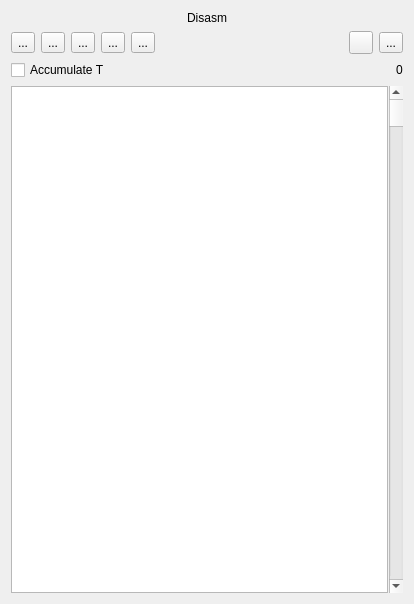
This is ui/dbgwidgets/form_disasm.ui in samstyle/Xpeccy as Qt 5 draws it before an edit. The edited form follows.
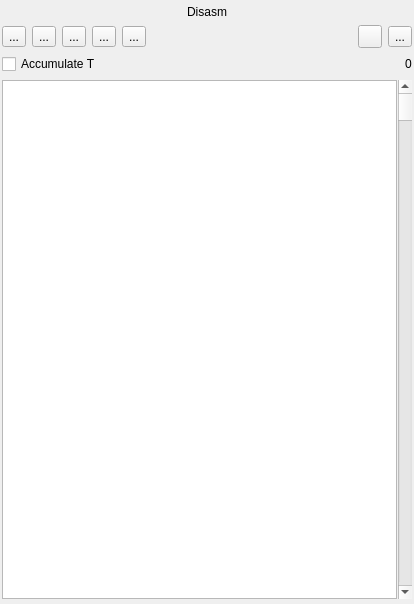
This is the edited form. Icons and pictures are not drawn. Custom widgets are drawn as their Qt base class.

```diff
--- a/ui/dbgwidgets/form_disasm.ui
+++ b/ui/dbgwidgets/form_disasm.ui
@@ -14,6 +14,18 @@
    <string>Form</string>
   </property>
   <layout class="QVBoxLayout" name="verticalLayout">
+   <property name="leftMargin">
+    <number>2</number>
+   </property>
+   <property name="topMargin">
+    <number>5</number>
+   </property>
+   <property name="rightMargin">
+    <number>2</number>
+   </property>
+   <property name="bottomMargin">
+    <number>5</number>
+   </property>
    <item>
     <widget class="QLabel" name="labHeadDisasm">
      <property name="text">
```
